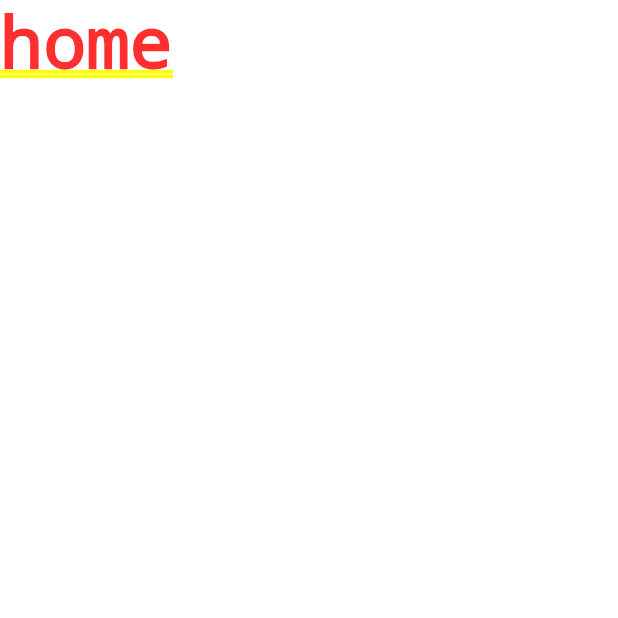
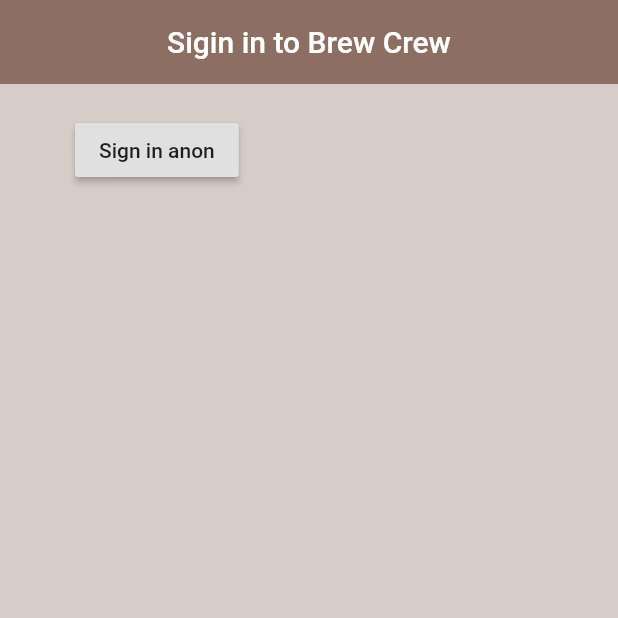
Before and after one commit to fidelisakilan/brew_coffee, a Flutter app: the screen it shows after launch, on a phone screen of 412 x 824 dp, the top half of it. Run offline on Flutter 3.47's test engine with Material 2 defaults, Android fonts, the phone set to English and light mode, and no system bars; our stand-ins replace firebase_auth; accounts and stored records are empty.

Commit message:
sign in annon

```diff
--- a/lib/main.dart
+++ b/lib/main.dart
@@ -1,15 +1,20 @@
+import 'package:brew_crew/services/auth.dart';
 import 'package:flutter/material.dart';
 import 'package:brew_crew/screen/wrapper.dart';
-
+import 'package:provider/provider.dart';
+import 'package:brew_crew/models/user.dart';
 void main() => runApp(MyApp());
 
 class MyApp extends StatelessWidget {
   // This widget is the root of your application.
   @override
   Widget build(BuildContext context) {
-    return MaterialApp(
-      home:Wrapper(),
+    return StreamProvider<User>.value(
+          value: AuthService().user,
+          child: MaterialApp(
+           home:Wrapper(),
 
+      ),
     );
   }
 }
--- /dev/null
+++ b/lib/models/user.dart
@@ -0,0 +1,6 @@
+class User{
+
+  final String uid;
+
+  User({this.uid});
+}
--- a/lib/screen/authenticate/authenticate.dart
+++ b/lib/screen/authenticate/authenticate.dart
@@ -1,3 +1,4 @@
+import 'package:brew_crew/screen/authenticate/signin.dart';
 import 'package:flutter/material.dart';
 class Authenticate extends StatefulWidget {
   @override
@@ -8,7 +9,8 @@ class _AuthenticateState extends State<Authenticate> {
   @override
   Widget build(BuildContext context) {
     return Container(
-      child: Text('Authenticate'),
+     // padding: EdgeInsets.symmetric(vertical:20.0,horizontal:20.0),
+      child: Signin(),
     );
   }
 }
--- /dev/null
+++ b/lib/screen/authenticate/signin.dart
@@ -0,0 +1,38 @@
+import 'package:brew_crew/services/auth.dart';
+import 'package:flutter/material.dart';
+class Signin extends StatefulWidget {
+  @override
+  _SigninState createState() => _SigninState();
+}
+
+class _SigninState extends State<Signin> {
+
+  final AuthService _auth= AuthService();
+  @override
+  Widget build(BuildContext context) {
+    return Scaffold(
+      backgroundColor: Colors.brown[100],
+      appBar:AppBar(backgroundColor: Colors.brown[400],
+      elevation: 0.0,
+      title: Text('Sigin in to Brew Crew'),
+      centerTitle: true),
+      body: Container(
+        padding:EdgeInsets.symmetric(vertical:20.0,horizontal:50.0) ,
+        child: RaisedButton(child: Text('Sign in anon'),
+        onPressed: ()async{
+          dynamic result = await _auth.signInAnnon();
+          if(result ==null){
+            print ('error signing in');
+          }
+          else{
+            print('signed in ');
+            print (result.uid);
+          }
+        },
+        ),
+
+
+      ),
+    );
+  }
+}
--- a/lib/screen/wrapper.dart
+++ b/lib/screen/wrapper.dart
@@ -1,9 +1,21 @@
+import 'package:brew_crew/models/user.dart';
+import 'package:brew_crew/screen/authenticate/authenticate.dart';
+import 'package:brew_crew/screen/home/home.dart';
 import 'package:flutter/material.dart';
-import "package:brew_crew/screen/home/home.dart";
+import 'package:provider/provider.dart';
+//import "package:brew_crew/screen/home/home.dart";
 class Wrapper extends StatelessWidget {
   @override
   Widget build(BuildContext context) {
+
+    final user =Provider.of<User>(context);
     //return either home or authenticate
+      if(user==null){
+        return Authenticate();
+
+      }
+      else{
         return Home();
+      }
   }
 }
--- a/pubspec.yaml
+++ b/pubspec.yaml
@@ -25,6 +25,8 @@ dependencies:
   cupertino_icons: ^0.1.2
   firebase_auth: ^0.14.0+5
   cloud_firestore: ^0.13.0+1
+  provider: ^4.0.4
+
 
 dev_dependencies:
   flutter_test:
```
Also changed, not shown: lib/screen/home/home.dart (+19 -2 lines), lib/services/auth.dart (added, +51 -0 lines), pubspec.lock.
